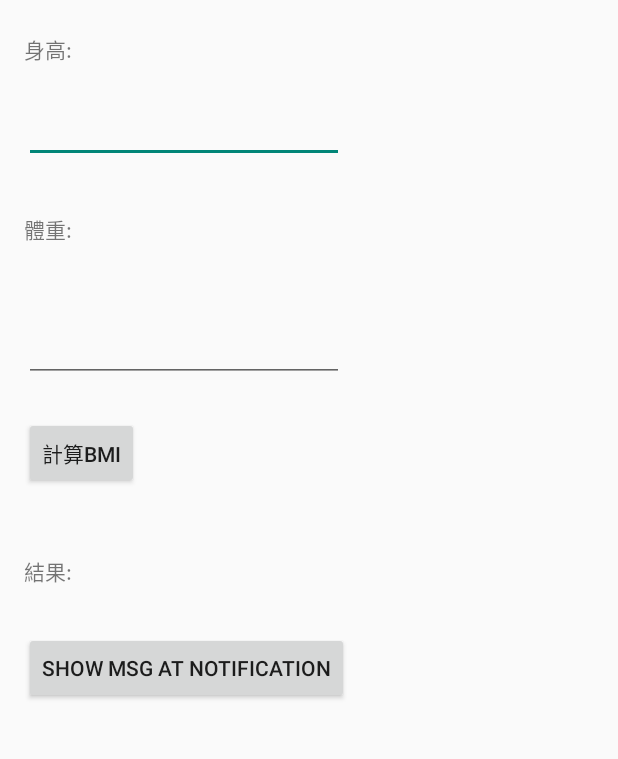
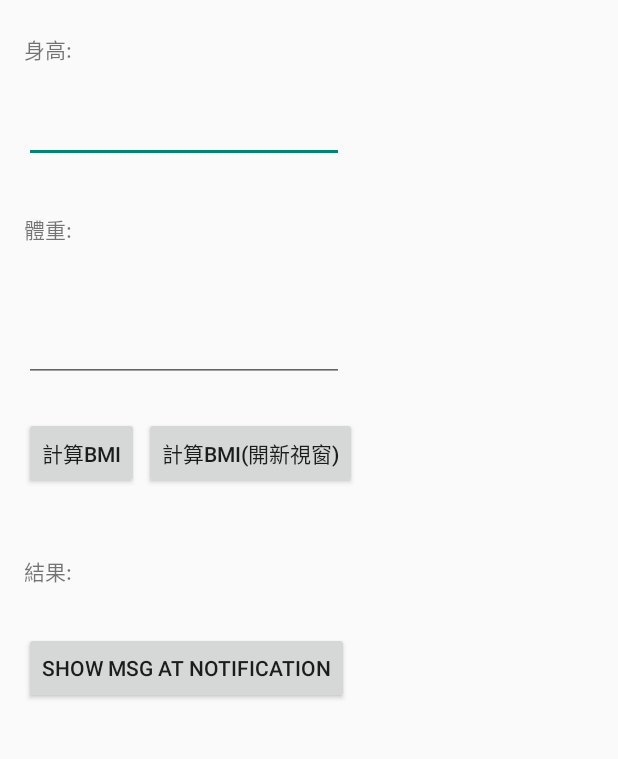
Before and after one commit to vacvin/BMICalcTest, an Android app: the screen it shows after launch (MainActivity), on a phone screen of 412 x 824 dp, the part 140-899 px from its top. Run offline under Robolectric (Android 15) with nearby library versions, the phone set to English and light mode, and no system bars.

```diff
--- a/app/src/main/res/layout/activity_main.xml
+++ b/app/src/main/res/layout/activity_main.xml
@@ -64,6 +64,18 @@
         android:layout_alignParentLeft="true"
         android:layout_alignParentStart="true" />
 
+    <Button
+        style="?android:attr/buttonStyleSmall"
+        android:layout_width="wrap_content"
+        android:layout_height="wrap_content"
+        android:text="@string/bmi_btn2"
+        android:id="@+id/button2"
+        android:layout_marginTop="169dp"
+        android:layout_marginLeft="80dp"
+        android:layout_below="@+id/editText"
+        android:layout_alignParentLeft="true"
+        android:layout_alignParentStart="true" />
+
     <TextView
         android:layout_width="wrap_content"
         android:layout_height="wrap_content"
--- a/app/src/main/res/values/strings.xml
+++ b/app/src/main/res/values/strings.xml
@@ -7,6 +7,7 @@
     <string name="bmi_height">身高:</string>
     <string name="bmi_weight">體重:</string>
     <string name="bmi_btn">計算BMI</string>
+    <string name="bmi_btn2">計算BMI(開新視窗)</string>
     <string name="bmi_result">結果:</string>
     <string name="bmi_str1">您的BMI為</string>
     <string name="action_about">About</string>
```
Also changed, not shown: app/src/main/java/vacvin/myapplication1/MainActivity.java (+77 -0 lines).
